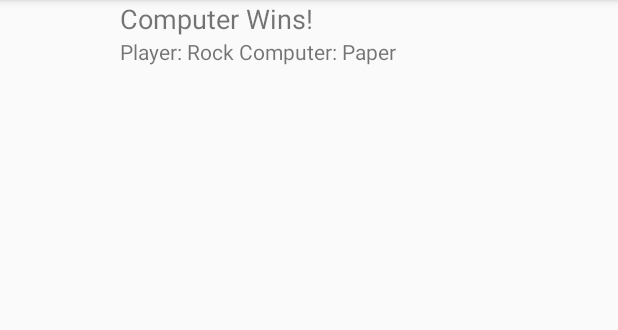
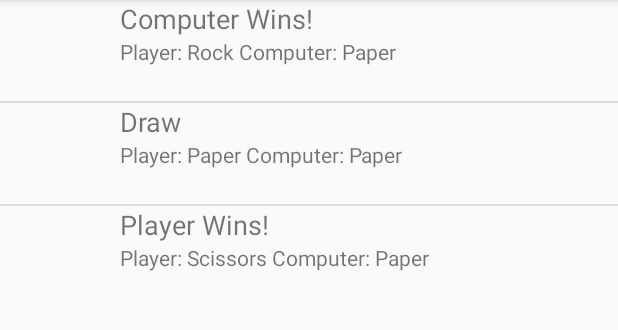
Before and after one commit to dominicfraser/RockPaperScissorsAndiodLab, an Android app: the SelectionActivity screen opened directly, with no data from a screen before it, after a tap on "SHOW RESULTS", on a phone screen of 412 x 824 dp, the part 84-414 px from its top. Run offline under Robolectric (Android 15) with nearby library versions, the light colour scheme and no system bars; 3 other taps on this screen came first.

Commit message:
no errors showing but passing gamesList crashes when you press to view list

```diff
--- a/app/src/main/java/example/codeclan/com/rockpaperscissors/GameResultsListActivity.java
+++ b/app/src/main/java/example/codeclan/com/rockpaperscissors/GameResultsListActivity.java
@@ -19,15 +19,17 @@ public class GameResultsListActivity extends AppCompatActivity {
 
         Intent intent = getIntent();
         Bundle extras = intent.getExtras();
-        GameResult pGamesResult = extras.getParcelable("SingleGameResultObject");
+
+//        GameResult pGamesResult = extras.getParcelable("SingleGameResultObject");
 
 //          trying to do it for arraylist??
-//        GamesList gamesList = extras.getParcelableArrayList("gamesList");
+        GamesList gamesList = extras.getParcelable("gamesList");
 
-        ArrayList<GameResult> tempList = new ArrayList<GameResult>();
-        tempList.add(pGamesResult);
+//        ArrayList<GameResult> tempList = new ArrayList<GameResult>();
+//        tempList.add(pGamesResult);
+//        GamesListAdapter gamesListAdapter = new GamesListAdapter(this, tempList);
 
-        GamesListAdapter gamesListAdapter = new GamesListAdapter(this, tempList);
+        GamesListAdapter gamesListAdapter = new GamesListAdapter(this, gamesList.getList());
 
         ListView listView = (ListView) findViewById(R.id.games_results_list);
         listView.setAdapter(gamesListAdapter);
--- a/app/src/main/java/example/codeclan/com/rockpaperscissors/GamesList.java
+++ b/app/src/main/java/example/codeclan/com/rockpaperscissors/GamesList.java
@@ -9,10 +9,9 @@ import java.util.ArrayList;
  * Created by user on 19/04/2017.
  */
 
-public class GamesList  {
-    //would need to implement Parcelable
+public class GamesList implements Parcelable {
 
-    private ArrayList<GameResult> list;   //this was made static when parcelable??
+    private ArrayList<GameResult> list;
 
     public GamesList(){
         list = new ArrayList<GameResult>();
@@ -35,30 +34,29 @@ public class GamesList  {
     }
 
     //    PARCELABLE
-    //   NEED HELP
-//    @Override
-//    public int describeContents() {
-//        return 0;
-//    }
-//
-//    @Override
-//    public void writeToParcel(Parcel out, int flags)
-//    {
-//        out.writeTypedList(list);
-//    }
-//
-//    private static GameResult readFromParcel(Parcel in) {
-//        in.readTypedList(list, GameResult.CREATOR);
-//    }
-//
-//    public static final Parcelable.Creator<GamesList> CREATOR =
-//            new Parcelable.Creator<GamesList>() {
-//                public GamesList createFromParcel(Parcel in) {
-//                    return new GamesList(in);
-//                }
-//
-//                public GamesList[] newArray(int size) {
-//                    return new GamesList[size];
-//                }
-//            };
+    @Override
+    public int describeContents() {
+        return 0;
+    }
+
+    @Override
+    public void writeToParcel(Parcel out, int flags)
+    {
+        out.writeTypedList(list);
+    }
+
+    private GamesList(Parcel in) {
+        in.readTypedList(list, GameResult.CREATOR);
+    }
+
+    public static final Parcelable.Creator<GamesList> CREATOR =
+            new Parcelable.Creator<GamesList>() {
+                public GamesList createFromParcel(Parcel in) {
+                    return new GamesList(in);
+                }
+
+                public GamesList[] newArray(int size) {
+                    return new GamesList[size];
+                }
+            };
 }
--- a/app/src/main/java/example/codeclan/com/rockpaperscissors/SelectionActivity.java
+++ b/app/src/main/java/example/codeclan/com/rockpaperscissors/SelectionActivity.java
@@ -94,12 +94,13 @@ public class SelectionActivity extends AppCompatActivity {
 
         Intent intent = new Intent(this,GameResultsListActivity.class);
 
-        GameResult pGameResult = gamesList.entry(0);
+//        for single result
+//        GameResult pGameResult = gamesList.entry(0);
 //        GameResult pGameResult = new GameResult("Rock","Paper","Computer Wins!");
-        intent.putExtra("SingleGameResultObject",pGameResult);
+//        intent.putExtra("SingleGameResultObject",pGameResult);
 
 // for arraylist?
-//        intent.putExtra("gamesList",gamesList);
+        intent.putExtra("gamesList",gamesList);
 
         startActivity(intent);
     }
```
